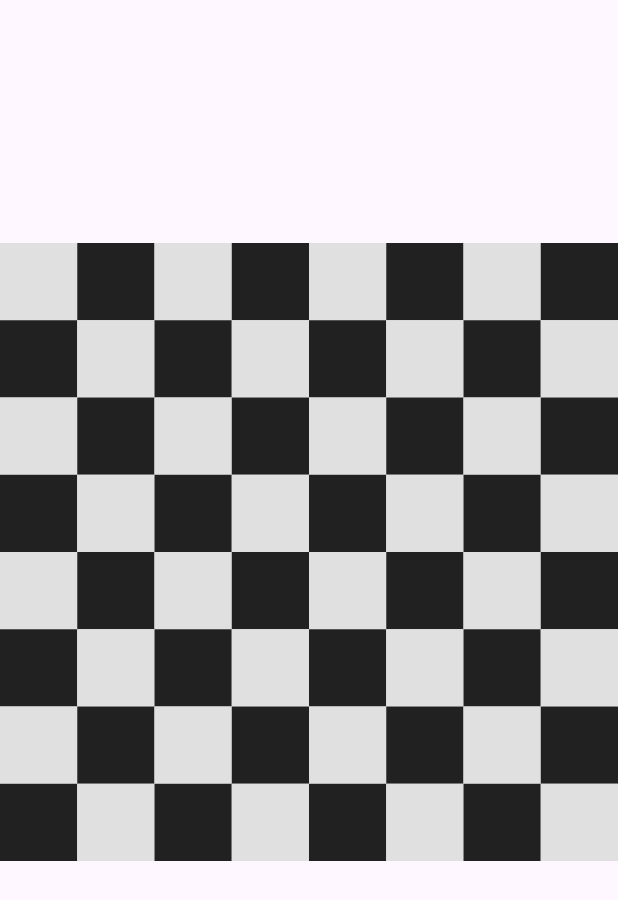
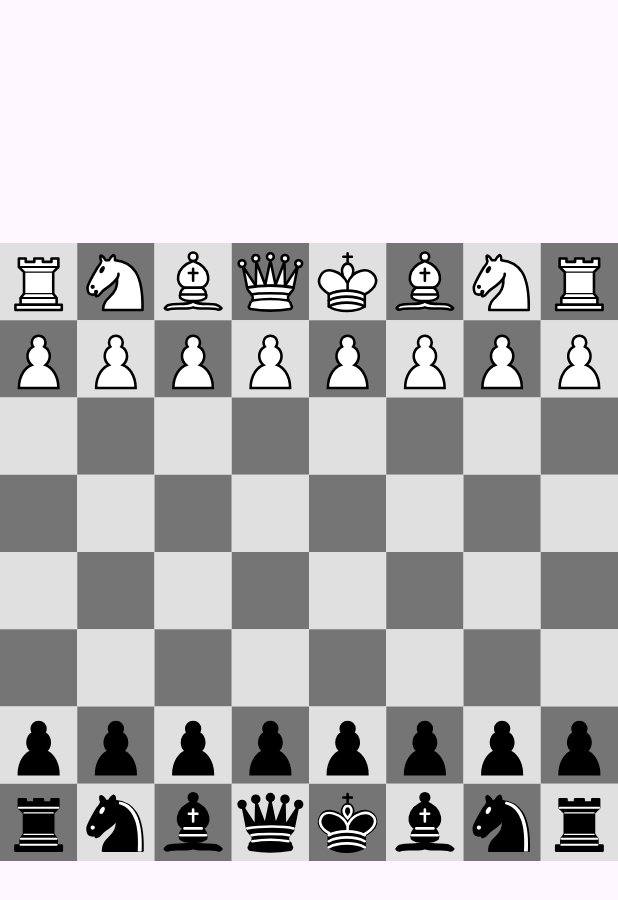
Before and after one commit to oreiscool/white_pawn, a Flutter app: the screen it shows after launch, after a tap on "Play", on a phone screen of 412 x 824 dp. Shown: the top 900 px of the screen. Run offline on Flutter 3.47's test engine with Material 3 defaults, Android fonts, the phone set to English and light mode, and no system bars; our stand-ins replace flutter_svg.

Commit message:
feat(board): initialize and render chess pieces

```diff
--- a/lib/utils/get_square_color.dart
+++ b/lib/utils/get_square_color.dart
@@ -2,5 +2,5 @@ import 'package:flutter/material.dart';
 
 Color getSquareColor(int row, int col) {
   final bool isLightSquare = (row + col) % 2 == 0;
-  return isLightSquare ? Colors.grey[300]! : Colors.grey[900]!;
+  return isLightSquare ? Colors.grey[300]! : Colors.grey[600]!;
 }
--- a/lib/widgets/chess_board.dart
+++ b/lib/widgets/chess_board.dart
@@ -1,5 +1,6 @@
 import 'package:flutter/material.dart';
 import 'chess_square.dart';
+import 'chess_piece.dart';
 
 class ChessBoard extends StatefulWidget {
   const ChessBoard({super.key});
@@ -9,6 +10,40 @@ class ChessBoard extends StatefulWidget {
 }
 
 class _ChessBoardState extends State<ChessBoard> {
+  late List<List<ChessPiece?>> board = List.generate(
+    8,
+    (index) => List.generate(8, (index) => null),
+  );
+
+  @override
+  void initState() {
+    super.initState();
+    _initializeBoard();
+  }
+
+  void _initializeBoard() {
+    for (int col = 0; col < 8; col++) {
+      board[6][col] = ChessPiece(type: ChessPieceType.pawn, isWhite: false);
+      board[1][col] = ChessPiece(type: ChessPieceType.pawn, isWhite: true);
+    }
+
+    final pieceOrder = [
+      ChessPieceType.rook,
+      ChessPieceType.knight,
+      ChessPieceType.bishop,
+      ChessPieceType.queen,
+      ChessPieceType.king,
+      ChessPieceType.bishop,
+      ChessPieceType.knight,
+      ChessPieceType.rook,
+    ];
+
+    for (int col = 0; col < 8; col++) {
+      board[0][col] = ChessPiece(type: pieceOrder[col], isWhite: true);
+      board[7][col] = ChessPiece(type: pieceOrder[col], isWhite: false);
+    }
+  }
+
   @override
   Widget build(BuildContext context) {
     return SizedBox(
@@ -17,14 +52,13 @@ class _ChessBoardState extends State<ChessBoard> {
       child: GridView.builder(
         gridDelegate: SliverGridDelegateWithFixedCrossAxisCount(
           crossAxisCount: 8,
-          childAspectRatio: 1,
         ),
         physics: NeverScrollableScrollPhysics(),
         itemCount: 64,
         itemBuilder: (context, index) {
           final int row = index ~/ 8;
           final int col = index % 8;
-          return ChessSquare(row: row, col: col);
+          return ChessSquare(row: row, col: col, piece: board[row][col]);
         },
       ),
     );
--- /dev/null
+++ b/lib/widgets/chess_piece.dart
@@ -0,0 +1,14 @@
+enum ChessPieceType { pawn, rook, knight, bishop, queen, king }
+
+class ChessPiece {
+  final ChessPieceType type;
+  final bool isWhite;
+
+  ChessPiece({required this.type, required this.isWhite});
+
+  String getImagePath() {
+    final color = isWhite ? 'w' : 'b';
+    final pieceType = type.toString().split('.').last;
+    return 'assets/chess_pieces/$pieceType-$color.svg';
+  }
+}
--- a/lib/widgets/chess_square.dart
+++ b/lib/widgets/chess_square.dart
@@ -1,14 +1,25 @@
 import 'package:flutter/material.dart';
+import 'package:flutter_svg/flutter_svg.dart';
 import 'package:white_pawn/utils/get_square_color.dart';
+import 'chess_piece.dart';
 
 class ChessSquare extends StatelessWidget {
   final int row;
   final int col;
+  final ChessPiece? piece;
 
-  const ChessSquare({super.key, required this.row, required this.col});
+  const ChessSquare({
+    super.key,
+    required this.row,
+    required this.col,
+    this.piece,
+  });
 
   @override
   Widget build(BuildContext context) {
-    return Container(color: getSquareColor(row, col));
+    return Container(
+      color: getSquareColor(row, col),
+      child: piece != null ? SvgPicture.asset(piece!.getImagePath()) : null,
+    );
   }
 }
```
Also changed, not shown: pubspec.yaml (+14 -0 lines), pubspec.lock.
